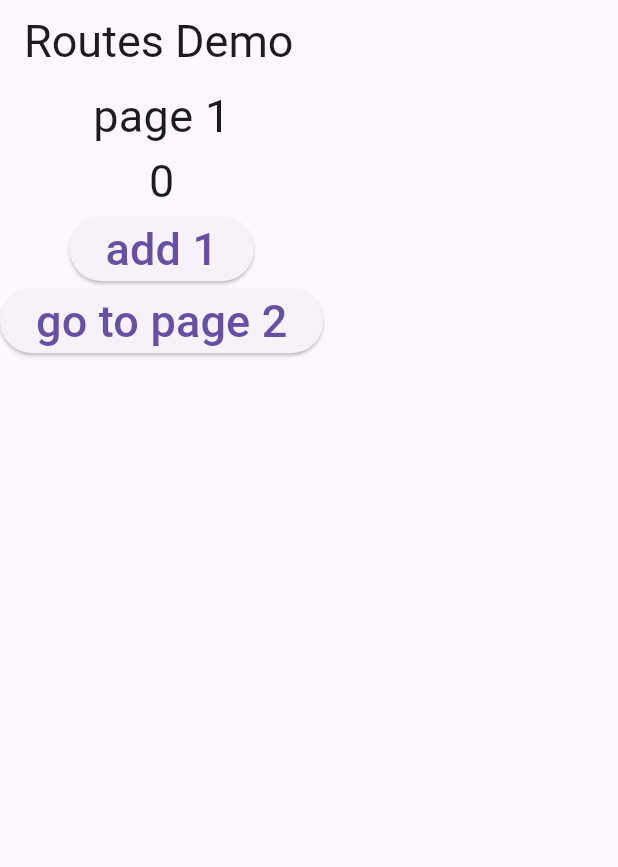
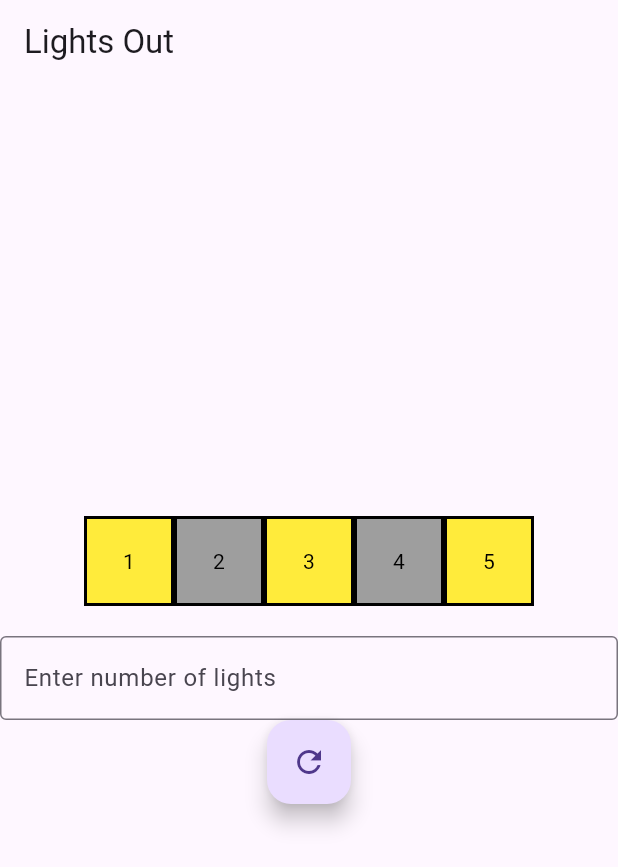
Before and after one commit to kyoungeui03/yahtzeeHong, a Flutter app: the screen it shows after launch, on a phone screen of 412 x 824 dp. Shown: the top 867 px of the screen. Run offline on Flutter 3.47's test engine with Material 3 defaults, Android fonts, the phone set to English and light mode, and no system bars; our stand-ins replace flutter_bloc.

Commit message:
Lights Out

```diff
--- /dev/null
+++ b/lib/lightsout.dart
@@ -0,0 +1,124 @@
+import "dart:math";
+import "package:flutter/material.dart";
+import "package:flutter_bloc/flutter_bloc.dart";
+
+// Initialize the Lights
+class LightState{
+  bool isOn;
+  LightState(this.isOn);
+}
+
+class LightCubit extends Cubit<LightState>{
+  LightCubit() : super(LightState(true));
+}
+
+class PanelState{
+  List<LightState> panel = [];
+  Random random = Random();
+
+  PanelState(int n){
+    for (int i=0; i<n; i++){
+      bool isOn = random.nextBool();
+      panel.add(LightState(isOn));
+    }
+  }
+}
+
+class PanelCubit extends Cubit<PanelState>{
+  PanelCubit(int n) : super(PanelState(n));
+
+  void toggle(int index){
+    final currentPanel = state.panel;
+
+    currentPanel[index].isOn = !currentPanel[index].isOn;
+
+    // if left exits
+    if (index>0){
+      currentPanel[index-1].isOn = !currentPanel[index-1].isOn;
+    }
+
+    // if right exists
+    if (index<currentPanel.length-1){
+      currentPanel[index+1].isOn = !currentPanel[index+1].isOn;
+    }
+
+    emit(PanelState(currentPanel.length)..panel = currentPanel);
+  }
+
+  void update(int n){emit (PanelState(n));}
+}
+
+void main(){
+  runApp(LightsOut());
+}
+
+class LightsOut extends StatelessWidget{
+  @override
+  Widget build(BuildContext context) {
+    return BlocProvider(
+      create: (context)=>PanelCubit(5), //initialized with 5 lights
+      child: MaterialApp(
+        title: "Lights Out",
+        home: LightsOutPage(),
+      ),);
+  }
+}
+
+class LightsOutPage extends StatelessWidget{
+  final TextEditingController tec = TextEditingController();
+
+  @override
+  Widget build(BuildContext context){
+    return Scaffold(
+      appBar: AppBar(title:Text("Lights Out")),
+      body: BlocBuilder<PanelCubit, PanelState>(
+        builder:(context,state){
+          return Column(
+            mainAxisAlignment: MainAxisAlignment.center,
+            children: [
+             Row(
+              mainAxisAlignment: MainAxisAlignment.center,
+              children: List.generate(state.panel.length, (index){
+                return GestureDetector(
+                  onTap:(){
+                    context.read<PanelCubit>().toggle(index);
+                  },
+                  child: Container(
+                    width: 60,
+                    height: 60,
+                    decoration: BoxDecoration(
+                      color: state.panel[index].isOn? Colors.yellow: Colors.grey,
+                      border: Border.all(width:2,),
+                    ),
+                    child: Center(
+                      child: Center(
+                        child:
+                        Text((index+1).toString(),
+                        style: TextStyle(color:Colors.black),
+                        ),) ))
+                );
+              }),
+             ),
+              SizedBox(height: 20),
+              TextField(
+                controller: tec,
+                keyboardType: TextInputType.number,
+                decoration: InputDecoration(
+                  labelText: "Enter number of lights",
+                  border: OutlineInputBorder(),
+                ),
+              ),
+              FloatingActionButton(
+                onPressed: () {
+                  int n = int.parse(tec.text); // Default to 5 if parsing fails
+                  context.read<PanelCubit>().update(n);
+                },
+                child: Icon(Icons.refresh), // Use an icon for the button
+              ),
+            ],
+          );
+        },
+      ),
+    );
+  }
+}
--- a/lib/main.dart
+++ b/lib/main.dart
@@ -1,5 +1,5 @@
 import 'package:flutter/material.dart';
-import 'package:flutter_application_1/routes.dart';
+import 'package:flutter_application_1/lightsout.dart';
 import 'package:flutter_bloc/flutter_bloc.dart';
 
 class IncrementState {
@@ -17,7 +17,7 @@ class IncrementCubit extends Cubit<IncrementState> {
 }
 
 void main() {
-  runApp(RoutesDemo());
+  runApp(LightsOut());
 }
 
 class MyApp extends StatelessWidget {
```
